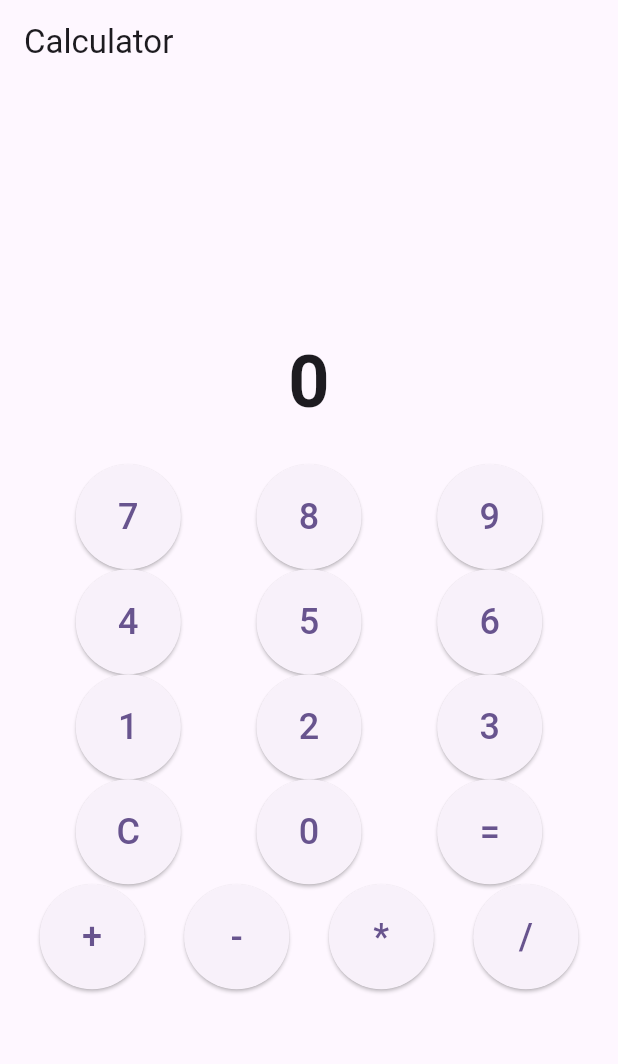
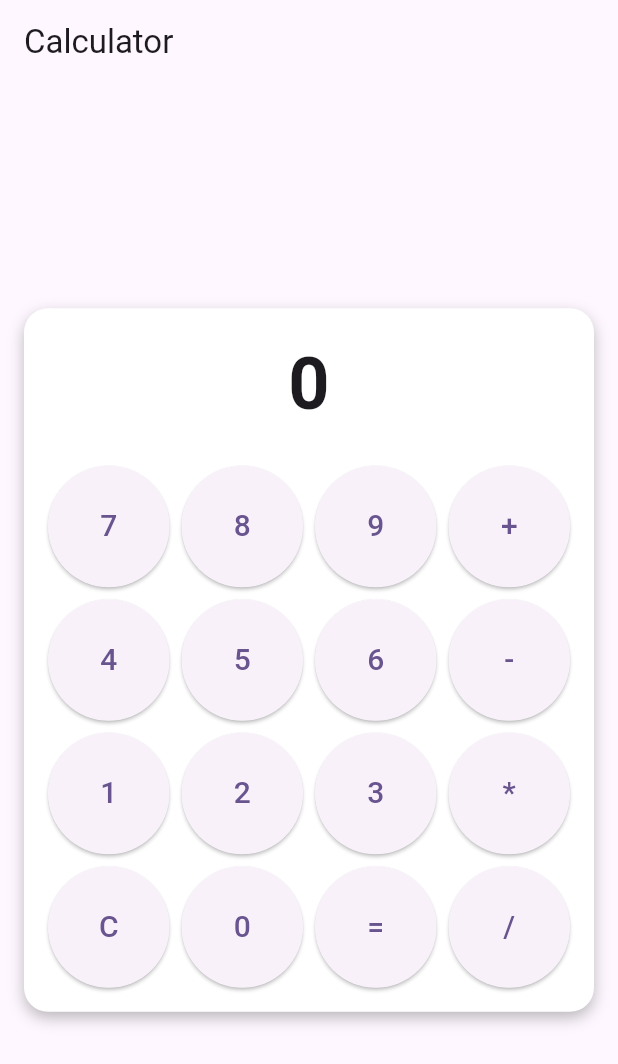
Before and after one commit to PhiNguyen357/CS4080Capstone, a Flutter app: the CalcutorScreen screen opened directly, on a phone screen of 412 x 824 dp. Shown: the top 1064 px of the screen. Run offline on Flutter 3.47's test engine with Material 3 defaults, Android fonts, the phone set to English and light mode, and no system bars; our stand-ins replace just_audio.

Commit message:
Update calculator.dart
fixes on responsiveness

```diff
--- a/website/lib/calculator.dart
+++ b/website/lib/calculator.dart
@@ -72,49 +72,63 @@ class _CalcutorScreenState extends State<CalcutorScreen> {
   Widget build(BuildContext context) {
     return Scaffold(
       appBar: AppBar(title: Text("Calculator")),
-      body: Column(
-        mainAxisAlignment: MainAxisAlignment.center,
+      body: Center(
+        child: Container(
+          padding: EdgeInsets.all(16),
+          margin: EdgeInsets.symmetric(horizontal: 16),
+          decoration: BoxDecoration(
+            color: Colors.white,
+            borderRadius: BorderRadius.circular(16),
+            boxShadow: [
+              BoxShadow(
+                color: Colors.black26,
+                blurRadius: 8,
+                offset: Offset(0, 4),
+              ),
+            ],
+          ),
+          child: Column(
+            mainAxisSize: MainAxisSize.min,
             children: [
               Text(
                 result,
                 style: TextStyle(fontSize: 48, fontWeight: FontWeight.bold),
               ),
               SizedBox(height: 20),
-          Column(
-            children: [
-              for (var row in [
-                ['7', '8', '9'],
-                ['4', '5', '6'],
-                ['1', '2', '3'],
-                ['C', '0', '=']
-              ])
-                Row(
-                  mainAxisAlignment: MainAxisAlignment.spaceEvenly,
-                  children: row
-                      .map((button) => ElevatedButton(
+              Flexible(
+                child: GridView.builder(
+                  shrinkWrap: true,
+                  physics: NeverScrollableScrollPhysics(),
+                  gridDelegate: SliverGridDelegateWithFixedCrossAxisCount(
+                    crossAxisCount: 4, // Four buttons in a row
+                    crossAxisSpacing: 8,
+                    mainAxisSpacing: 8,
+                  ),
+                  itemCount: 16,
+                  itemBuilder: (context, index) {
+                    final buttons = [
+                      '7', '8', '9', '+',
+                      '4', '5', '6', '-',
+                      '1', '2', '3', '*',
+                      'C', '0', '=', '/'
+                    ];
+                    final button = buttons[index];
+                    return ElevatedButton(
                       onPressed: () => onButtonPressed(button),
-                            child: Text(button, style: TextStyle(fontSize: 24)),
+                      child: Text(
+                        button,
+                        style: TextStyle(fontSize: 20), // Smaller font size
+                      ),
                       style: ElevatedButton.styleFrom(
-                              minimumSize: Size(70, 70),
+                        minimumSize: Size(60, 60), // Smaller button size
                       ),
-                          ))
-                      .toList(),
+                    );
+                  },
                 ),
-              Row(
-                mainAxisAlignment: MainAxisAlignment.spaceEvenly,
-                children: ['+', '-', '*', '/']
-                    .map((button) => ElevatedButton(
-                          onPressed: () => onButtonPressed(button),
-                          child: Text(button, style: TextStyle(fontSize: 24)),
-                          style: ElevatedButton.styleFrom(
-                            minimumSize: Size(70, 70),
-                          ),
-                        ))
-                    .toList(),
               ),
             ],
           ),
-        ],
+        ),
       ),
     );
   }
```
Lines whose indentation alone changed are shown as unchanged.
